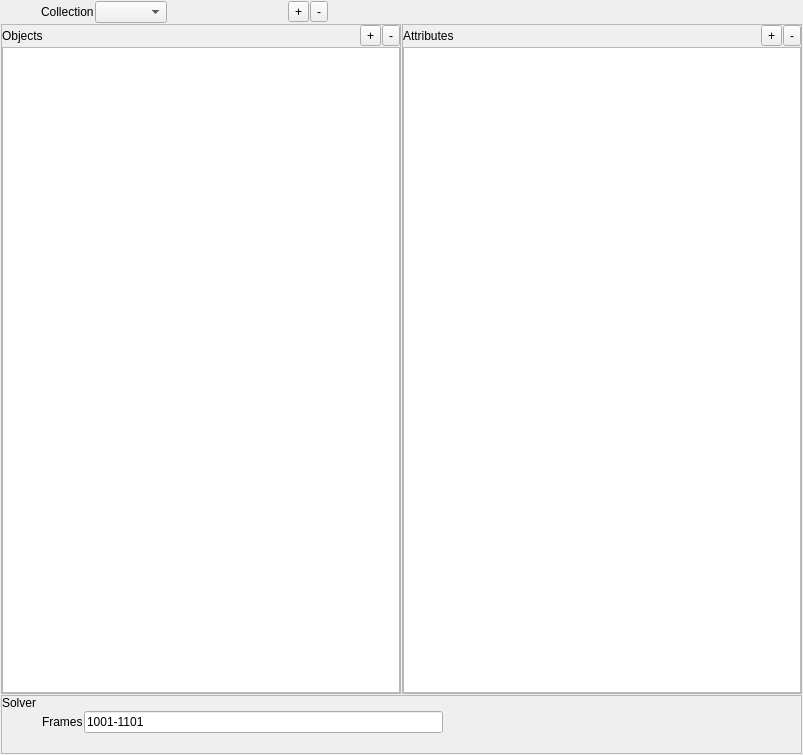
david-cattermole/mayaMatchMoveSolver, file python/mmSolver/tools/solver/ui/solver_layout.ui: the form before one commit.
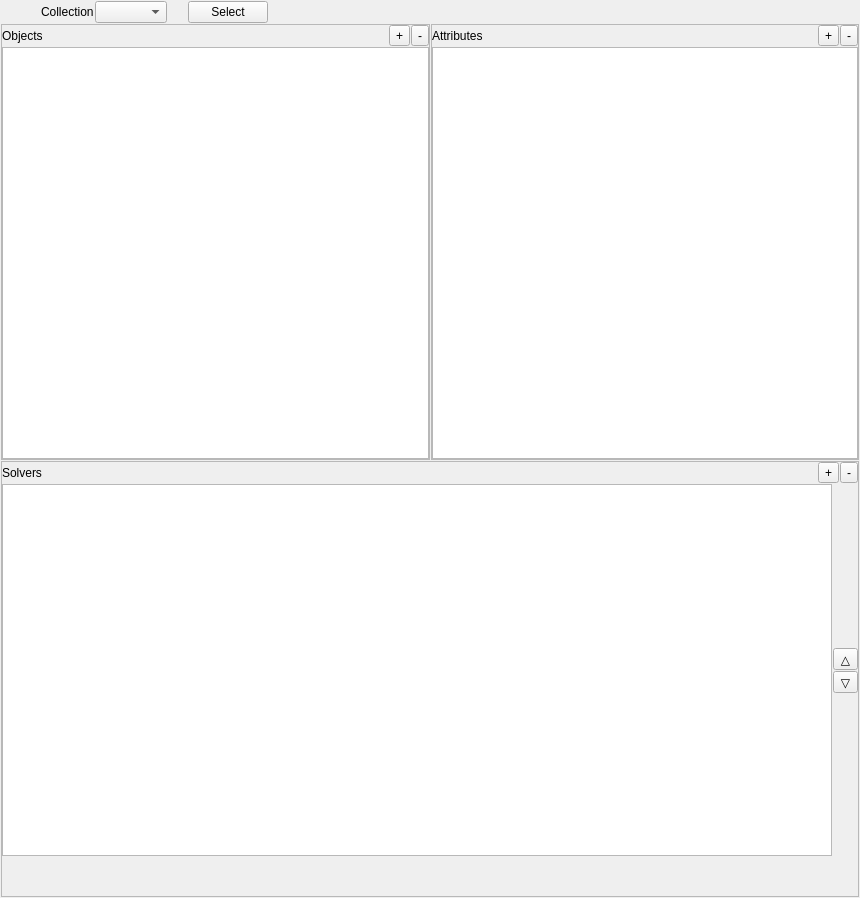
The form after the commit.

Diff of the .ui file:
```diff
--- a/python/mmSolver/tools/solver/ui/solver_layout.ui
+++ b/python/mmSolver/tools/solver/ui/solver_layout.ui
@@ -6,8 +6,8 @@
    <rect>
     <x>0</x>
     <y>0</y>
-    <width>803</width>
-    <height>755</height>
+    <width>860</width>
+    <height>898</height>
    </rect>
   </property>
   <property name="windowTitle">
@@ -52,7 +52,7 @@
       <widget class="QComboBox" name="collectionName_comboBox"/>
      </item>
      <item>
-      <spacer name="horizontalSpacer_2">
+      <spacer name="horizontalSpacer_5">
        <property name="orientation">
         <enum>Qt::Horizontal</enum>
        </property>
@@ -61,23 +61,16 @@
        </property>
        <property name="sizeHint" stdset="0">
         <size>
-         <width>120</width>
+         <width>20</width>
          <height>20</height>
         </size>
        </property>
       </spacer>
      </item>
      <item>
-      <widget class="QToolButton" name="collectionAdd_toolButton">
+      <widget class="QPushButton" name="collectionSelect_pushButton">
        <property name="text">
-        <string>+</string>
-       </property>
-      </widget>
-     </item>
-     <item>
-      <widget class="QToolButton" name="collectionRemove_toolButton">
-       <property name="text">
-        <string>-</string>
+        <string>Select</string>
        </property>
       </widget>
      </item>
@@ -213,12 +206,12 @@
     </layout>
    </item>
    <item>
-    <layout class="QVBoxLayout" name="solver_layout">
+    <layout class="QVBoxLayout" name="solverOptions_layout">
      <property name="spacing">
       <number>1</number>
      </property>
      <item>
-      <widget class="QFrame" name="solver_frame">
+      <widget class="QFrame" name="solverOptions_frame">
        <property name="frameShape">
         <enum>QFrame::StyledPanel</enum>
        </property>
@@ -233,50 +226,102 @@
          <number>0</number>
         </property>
         <item>
+         <layout class="QHBoxLayout" name="solverTop_layout">
+          <item>
          <widget class="QLabel" name="solver_label">
           <property name="text">
-           <string>Solver</string>
+             <string>Solvers</string>
           </property>
          </widget>
         </item>
         <item>
-         <layout class="QHBoxLayout" name="frames_layout">
+           <spacer name="horizontalSpacer_2">
+            <property name="orientation">
+             <enum>Qt::Horizontal</enum>
+            </property>
+            <property name="sizeHint" stdset="0">
+             <size>
+              <width>40</width>
+              <height>20</height>
+             </size>
+            </property>
+           </spacer>
+          </item>
+          <item>
+           <widget class="QToolButton" name="solverAdd_toolButton">
+            <property name="text">
+             <string>+</string>
+            </property>
+           </widget>
+          </item>
+          <item>
+           <widget class="QToolButton" name="solverRemove_toolButton">
+            <property name="text">
+             <string>-</string>
+            </property>
+           </widget>
+          </item>
+         </layout>
+        </item>
+        <item>
+         <layout class="QHBoxLayout" name="solver_layout">
           <property name="spacing">
            <number>1</number>
           </property>
           <item>
-           <spacer name="horizontalSpacer_9">
+           <widget class="QTableView" name="solver_tableView"/>
+          </item>
+          <item>
+           <layout class="QVBoxLayout" name="solverSide_layout">
+            <item>
+             <spacer name="verticalSpacer_2">
             <property name="orientation">
-             <enum>Qt::Horizontal</enum>
-            </property>
-            <property name="sizeType">
-             <enum>QSizePolicy::Preferred</enum>
-            </property>
+               <enum>Qt::Vertical</enum>
+              </property>
             <property name="sizeHint" stdset="0">
              <size>
-              <width>40</width>
-              <height>20</height>
+                <width>20</width>
+                <height>40</height>
              </size>
             </property>
            </spacer>
           </item>
           <item>
-           <widget class="QLabel" name="frames_label">
+             <widget class="QToolButton" name="solverMoveUp_toolButton">
             <property name="text">
-             <string>Frames</string>
+               <string>△</string>
             </property>
            </widget>
           </item>
           <item>
-           <widget class="QLineEdit" name="frames_lineEdit">
+             <widget class="QToolButton" name="solverMoveDown_toolButton">
             <property name="text">
-             <string>1001-1101</string>
+               <string>▽</string>
             </property>
            </widget>
           </item>
           <item>
-           <spacer name="horizontalSpacer_5">
+             <spacer name="verticalSpacer">
             <property name="orientation">
+               <enum>Qt::Vertical</enum>
+              </property>
+              <property name="sizeHint" stdset="0">
+               <size>
+                <width>20</width>
+                <height>40</height>
+               </size>
+              </property>
+             </spacer>
+            </item>
+           </layout>
+          </item>
+         </layout>
+        </item>
+        <item>
+         <layout class="QHBoxLayout" name="emptySpace02_layout">
+          <item>
+           <spacer name="horizontalSpacer_4">
+            <property name="orientation">
              <enum>Qt::Horizontal</enum>
             </property>
             <property name="sizeHint" stdset="0">
```
Left out of the diff: 2 changed lines with no effect on the pictures. Lines whose indentation alone changed are shown as unchanged.
